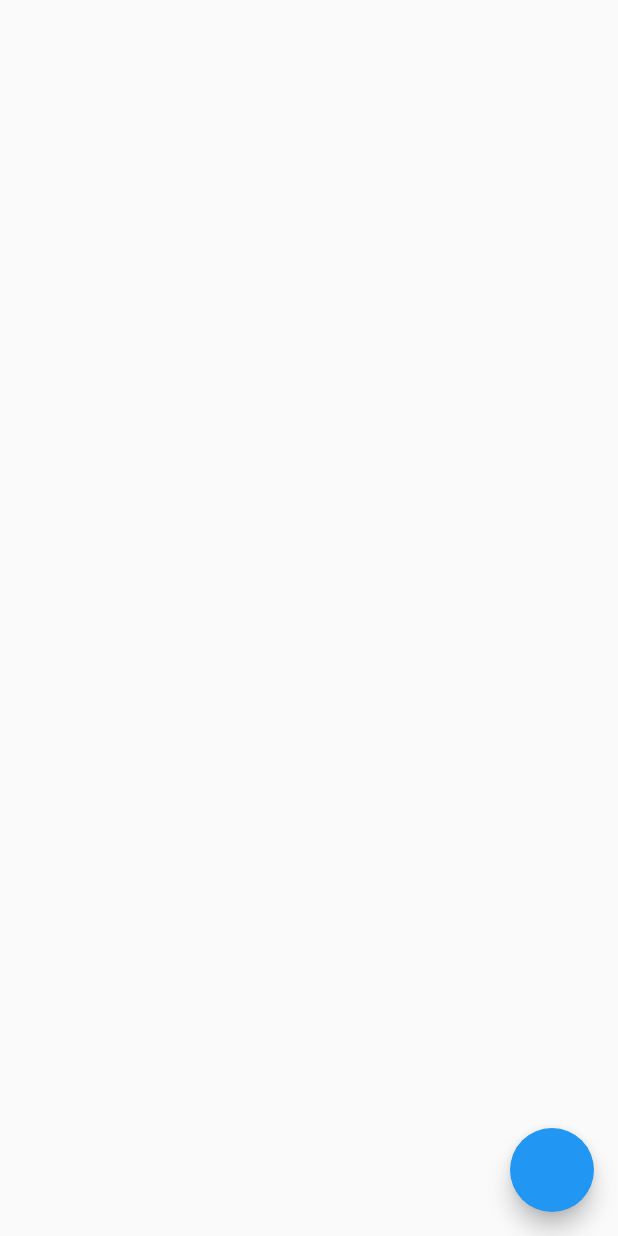
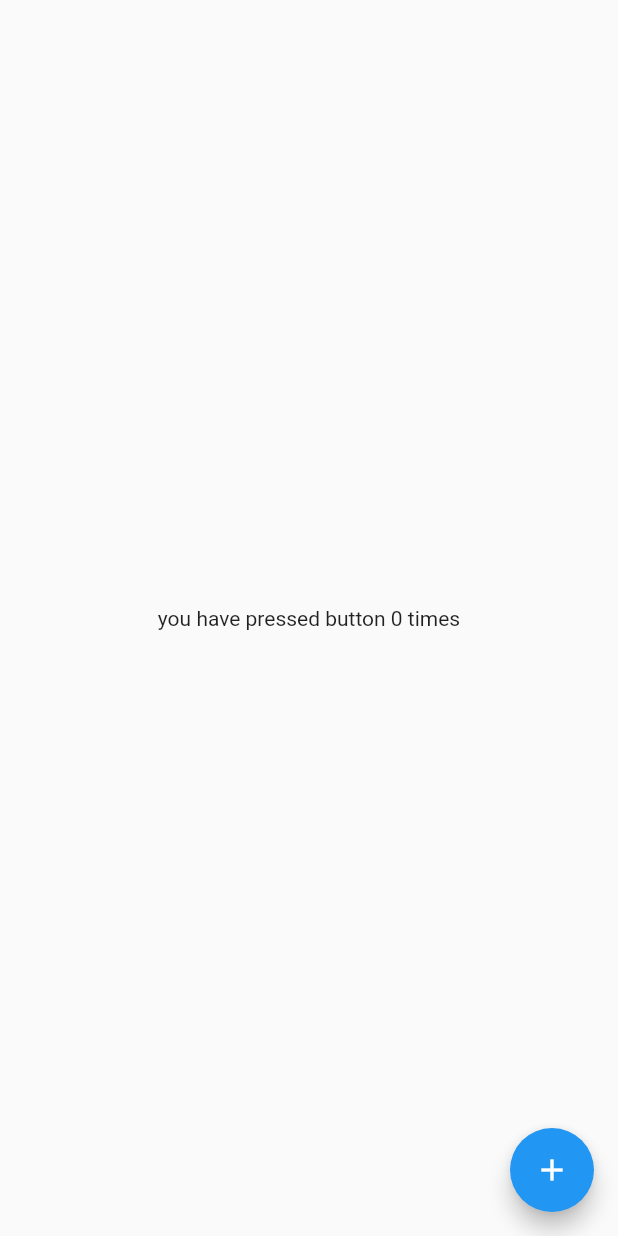
Before and after one commit to sanketsheladiya/abc, a Flutter app: the screen it shows after launch, on a phone screen of 412 x 824 dp. Run offline on Flutter 3.47's test engine with Material 2 defaults, Android fonts, the phone set to English and light mode, and no system bars.

Commit message:
Counter App Done

```diff
--- /dev/null
+++ b/lib/counter.dart
@@ -0,0 +1,29 @@
+import 'package:flutter/material.dart';
+
+class CounterDemo extends StatefulWidget {
+  const CounterDemo({Key? key}) : super(key: key);
+
+  @override
+  _CounterDemoState createState() => _CounterDemoState();
+}
+
+class _CounterDemoState extends State<CounterDemo> {
+  int counter = 0;
+  @override
+  Widget build(BuildContext context) {
+    return Scaffold(
+      body: Center(
+        child: Text('you have pressed button $counter times'),
+      ),
+      floatingActionButton: FloatingActionButton(
+        onPressed: () {
+
+          setState(() {
+            counter++;
+          });
+        },
+        child: const Icon(Icons.add),
+      ),
+    );
+  }
+}
--- a/lib/main.dart
+++ b/lib/main.dart
@@ -1,34 +1,10 @@
+import 'dart:developer';
+
 import 'package:flutter/material.dart';
+import 'package:streambuilder/counter.dart';
 
-void main() {
-  runApp(MaterialApp(
-    home: Myapp(),
+main() {
+  runApp(const MaterialApp(
+    home: CounterDemo(),
   ));
 }
-
-class Myapp extends StatelessWidget {
-  const Myapp({Key? key}) : super(key: key);
-
-  @override
-  Widget build(BuildContext context) {
-    return SafeArea(
-      child: Scaffold(
-        floatingActionButton: FloatingActionButton(
-          onPressed: () => null,
-        ),
-        body: Column(
-          children: [
-            StreamBuilder(
-              stream: ,
-                builder:
-                    (BuildContext context, AsyncSnapshot<dynamic> snapshot) {
-                       Text('data');
-
-                    },
-                 ),
-          ],
-        ),
-      ),
-    );
-  }
-}
```
Also changed, not shown: 1 other file.
